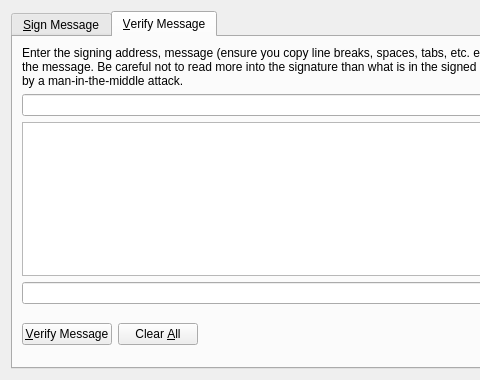
First picture: the form in src/qt/forms/signverifymessagedialog.ui, repository Iraqcoin/paypeer, before the edit; both pictures show x 0 to 480 and y 0 to 380 of the 700 by 380 pixel window.
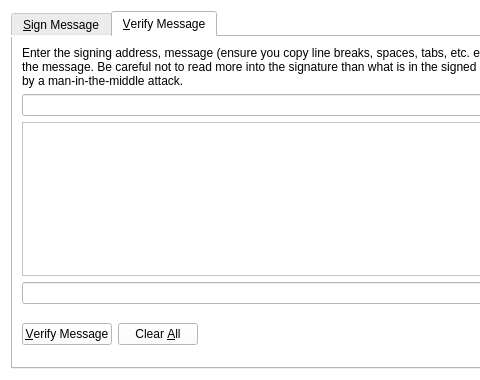
Second picture: the form after the edit. Icons and pictures are not drawn. Custom widgets are drawn as their Qt base class.

What changed in the file:
```diff
--- a/src/qt/forms/signverifymessagedialog.ui
+++ b/src/qt/forms/signverifymessagedialog.ui
@@ -13,6 +13,9 @@
   <property name="windowTitle">
    <string>Signatures - Sign / Verify a Message</string>
   </property>
+  <property name="styleSheet">
+   <string notr="true">background-color: rgb(255, 255, 255);</string>
+  </property>
   <property name="modal">
    <bool>true</bool>
   </property>
```
